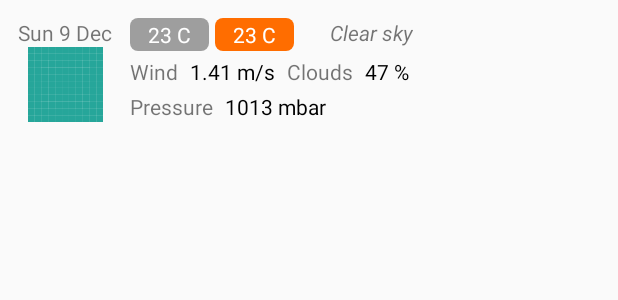
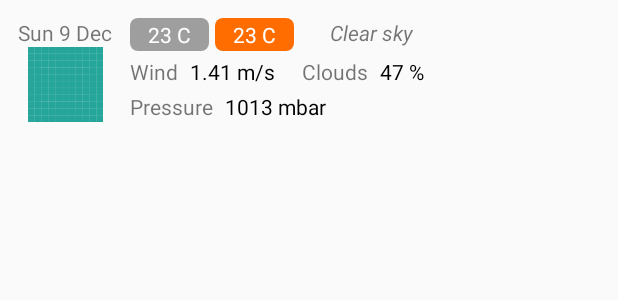
Before and after one commit to stefans2708/weathraw, an Android app: the layout item_city_forecast_content.xml on its own in the app's theme, with its tools: preview values and no code run, on a phone screen of 412 x 824 dp. Shown: the top 300 px of the screen. Run offline under Robolectric (Android 15) with nearby library versions, the phone set to English and light mode, and no system bars.

Commit message:
created and used data formaters in WeatherDataUtils class

```diff
--- a/app/src/main/res/layout/item_city_forecast_content.xml
+++ b/app/src/main/res/layout/item_city_forecast_content.xml
@@ -47,7 +47,7 @@
             android:padding="1dp"
             android:paddingEnd="12dp"
             android:paddingStart="12dp"
-            android:text="@{String.valueOf(WeatherDataUtils.getStandardTemperature(dayAverageValues.minTemperature)) + @string/degree_celsius}"
+            android:text="@{WeatherDataUtils.getTemperatureFormat(dayAverageValues.minTemperature)}"
             android:textColor="@android:color/white"
             app:layout_constraintStart_toEndOf="@id/txt_date"
             app:layout_constraintTop_toTopOf="parent"
@@ -62,7 +62,7 @@
             android:padding="1dp"
             android:paddingEnd="12dp"
             android:paddingStart="12dp"
-            android:text="@{String.valueOf(WeatherDataUtils.getStandardTemperature(dayAverageValues.maxTemperature)) + @string/degree_celsius}"
+            android:text="@{WeatherDataUtils.getTemperatureFormat(dayAverageValues.maxTemperature)}"
             android:textColor="@android:color/white"
             app:layout_constraintStart_toEndOf="@id/txt_min_temp"
             app:layout_constraintTop_toTopOf="parent"
@@ -93,7 +93,7 @@
             android:layout_width="wrap_content"
             android:layout_height="wrap_content"
             android:layout_marginStart="8dp"
-            android:text='@{String.valueOf(dayAverageValues.avgWind) + " m/s"}'
+            android:text="@{WeatherDataUtils.getWindFormat(dayAverageValues.avgWind)}"
             android:textColor="@android:color/black"
             app:layout_constraintStart_toEndOf="@id/txt_wind_title"
             app:layout_constraintTop_toTopOf="@id/txt_wind_title"
@@ -103,7 +103,7 @@
             android:id="@+id/txt_clouds_title"
             android:layout_width="wrap_content"
             android:layout_height="wrap_content"
-            android:layout_marginStart="8dp"
+            android:layout_marginStart="18dp"
             android:text="@string/clouds"
             app:layout_constraintStart_toEndOf="@id/txt_wind_value"
             app:layout_constraintTop_toTopOf="@id/txt_wind_title" />
@@ -113,7 +113,7 @@
             android:layout_width="wrap_content"
             android:layout_height="wrap_content"
             android:layout_marginStart="8dp"
-            android:text='@{String.valueOf(dayAverageValues.avgClouds) + " %"}'
+            android:text="@{WeatherDataUtils.getCloudFormat(dayAverageValues.avgClouds)}"
             android:textColor="@android:color/black"
             app:layout_constraintStart_toEndOf="@id/txt_clouds_title"
             app:layout_constraintTop_toTopOf="@id/txt_clouds_title"
@@ -133,7 +133,7 @@
             android:layout_width="wrap_content"
             android:layout_height="wrap_content"
             android:layout_marginStart="8dp"
-            android:text='@{String.valueOf(dayAverageValues.avgPressure) + " mbar"}'
+            android:text="@{WeatherDataUtils.getPressureFormat(dayAverageValues.avgPressure)}"
             android:textColor="@android:color/black"
             app:layout_constraintStart_toEndOf="@id/txt_pressure_title"
             app:layout_constraintTop_toTopOf="@id/txt_pressure_title"
```
Also changed, not shown: app/src/main/java/com/example/stefan/weathraw/utils/WeatherDataUtils.java (+30 -2 lines), app/src/main/res/layout/item_city_current_weather.xml (+6 -6 lines).
